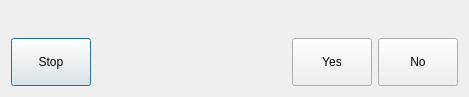
Old version of the form icorigindialog.ui in the repository GaussCheng/2-5AxisPunch.
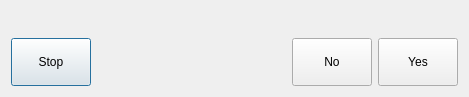
New version of the form.

The edit to the form file:
```diff
--- a/icorigindialog.ui
+++ b/icorigindialog.ui
@@ -53,7 +53,7 @@
       </spacer>
      </item>
      <item>
-      <widget class="QPushButton" name="yesBtn">
+      <widget class="QPushButton" name="noBtn">
        <property name="minimumSize">
         <size>
          <width>64</width>
@@ -61,12 +61,12 @@
         </size>
        </property>
        <property name="text">
-        <string>Yes</string>
+        <string>No</string>
        </property>
       </widget>
      </item>
      <item>
-      <widget class="QPushButton" name="noBtn">
+      <widget class="QPushButton" name="yesBtn">
        <property name="minimumSize">
         <size>
          <width>64</width>
@@ -74,7 +74,7 @@
         </size>
        </property>
        <property name="text">
-        <string>No</string>
+        <string>Yes</string>
        </property>
       </widget>
      </item>
```
